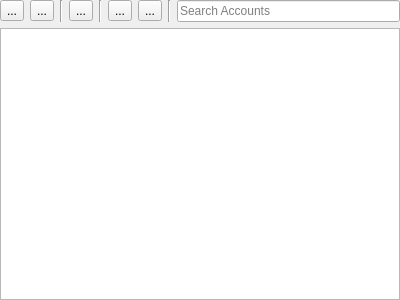
This is src/views/ui_files/widgets/account_tree_widget.ui in JakubFranek/Kapytal as Qt 5 draws it before an edit. The edited form follows.
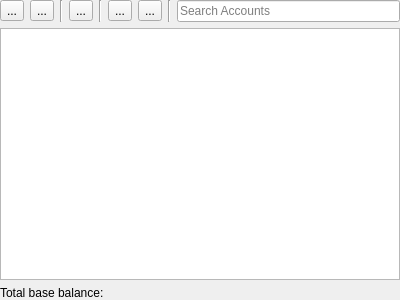
This is the edited form.

Commit message: Add total base balance sum to Account Tree bottom

What changed in the file:
```diff
--- a/src/views/ui_files/widgets/account_tree_widget.ui
+++ b/src/views/ui_files/widgets/account_tree_widget.ui
@@ -139,6 +139,27 @@
      </attribute>
     </widget>
    </item>
+   <item>
+    <layout class="QFormLayout" name="totalBalanceFormLayout">
+     <item row="0" column="0">
+      <widget class="QLabel" name="totalBaseBalanceLabel">
+       <property name="text">
+        <string>Total base balance:</string>
+       </property>
+      </widget>
+     </item>
+     <item row="0" column="1">
+      <widget class="QLabel" name="totalBaseBalanceAmountLabel">
+       <property name="text">
+        <string/>
+       </property>
+       <property name="alignment">
+        <set>Qt::AlignLeading|Qt::AlignLeft|Qt::AlignVCenter</set>
+       </property>
+      </widget>
+     </item>
+    </layout>
+   </item>
   </layout>
   <action name="actionAdd_Account_Group">
    <property name="text">
```
The commit also changes 10 other files.
